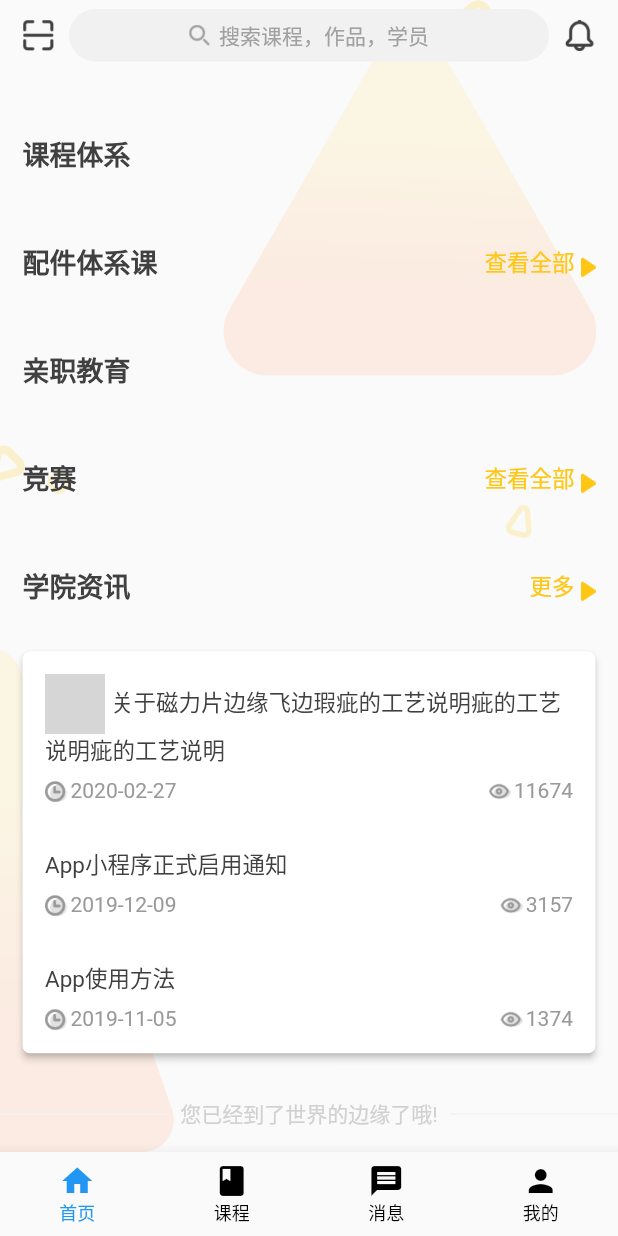
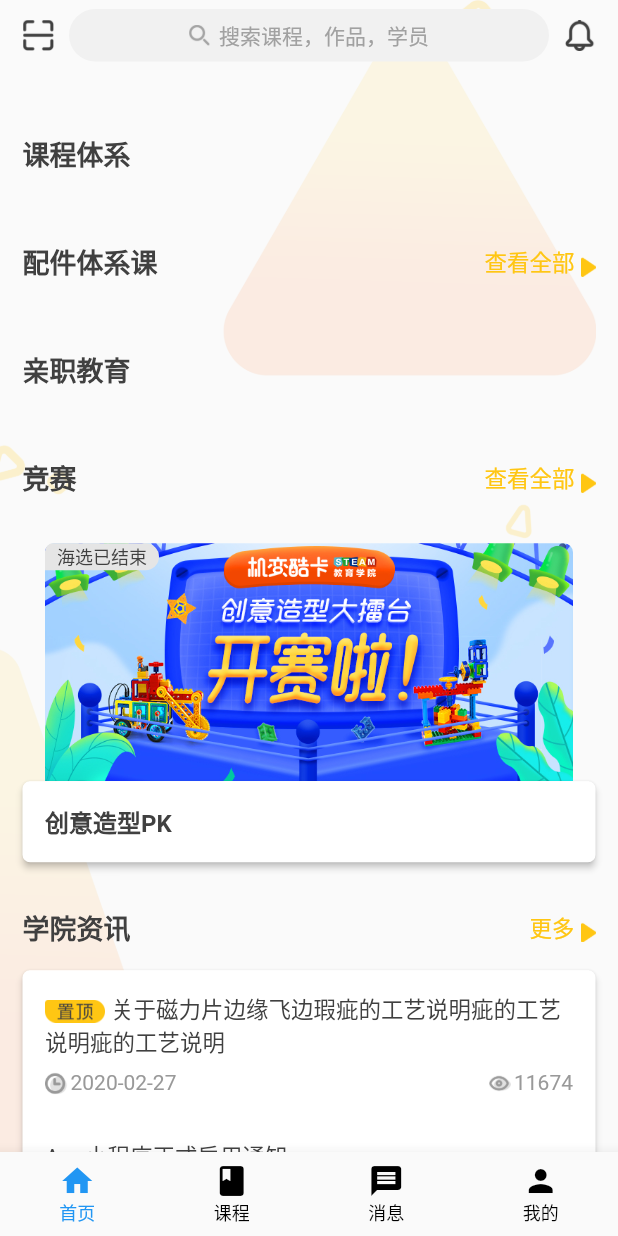
Before and after one commit to suzhonxia/flutter_demo, a Flutter app: the screen it shows after launch, scrolled down 494 dp, on a phone screen of 412 x 824 dp. Run offline on Flutter 3.47's test engine with Material 2 defaults, Android fonts, the light colour scheme and no system bars; our stand-ins replace date_format, flutter_easyrefresh; grey boxes are pictures that could not be loaded.

Commit message:
Modify #竞赛UI完成

```diff
--- a/lib/page/homePage.dart
+++ b/lib/page/homePage.dart
@@ -240,9 +240,60 @@ class _HomePageState extends State<HomePage> {
   }
 
   Widget _createMatch() {
+    var item = (String cover, String title, String status) {
+      return Container(
+        margin: EdgeInsets.only(top: 15),
+        child: Column(
+          children: [
+            Stack(
+              children: [
+                Container(
+                  margin: EdgeInsets.symmetric(horizontal: 30),
+                  child: ClipRRect(
+                    borderRadius: const BorderRadius.only(topLeft: Radius.circular(6), topRight: Radius.circular(6)),
+                    child: Image.asset(cover, width: double.infinity),
+                  ),
+                ),
+                Container(
+                  height: 18,
+                  margin: const EdgeInsets.only(left: 30),
+                  padding: const EdgeInsets.symmetric(horizontal: 8),
+                  decoration: BoxDecoration(
+                    color: Color(0xFFE5E5E5),
+                    borderRadius: const BorderRadius.only(
+                      topLeft: Radius.circular(6),
+                      topRight: Radius.circular(10),
+                      bottomLeft: Radius.circular(0),
+                      bottomRight: Radius.circular(10),
+                    ),
+                  ),
+                  child: Text(status, style: TextStyle(fontSize: 12, color: Color(0xFF404040))),
+                )
+              ],
+            ),
+            Card(
+              color: Colors.white,
+              elevation: 2,
+              margin: EdgeInsets.only(left: 15, right: 15),
+              shape: const RoundedRectangleBorder(borderRadius: BorderRadius.all(Radius.circular(5))),
+              child: Container(
+                width: double.infinity,
+                padding: EdgeInsets.all(15),
+                child: Text(
+                  title,
+                  style: TextStyle(fontSize: 16, color: Color(0xFF404040), fontWeight: FontWeight.bold),
+                ),
+              ),
+            )
+          ],
+        ),
+      );
+    };
+
     return Column(
       children: [
         _createTitleBar("竞赛", "查看全部"),
+        item(R.assetsImgImgHomeContest, "创意造型PK", "海选已结束"),
       ],
     );
   }
@@ -317,7 +368,7 @@ class _HomePageState extends State<HomePage> {
         Card(
           color: Colors.white,
           elevation: 2,
-          margin: const EdgeInsets.all(15),
+          margin: const EdgeInsets.only(left: 15, right: 15, bottom: 15),
           shape: const RoundedRectangleBorder(borderRadius: BorderRadius.all(Radius.circular(5))),
           child: Column(
             children: [
```
Also changed, not shown: assets/img/icon_news_top.png (added).
